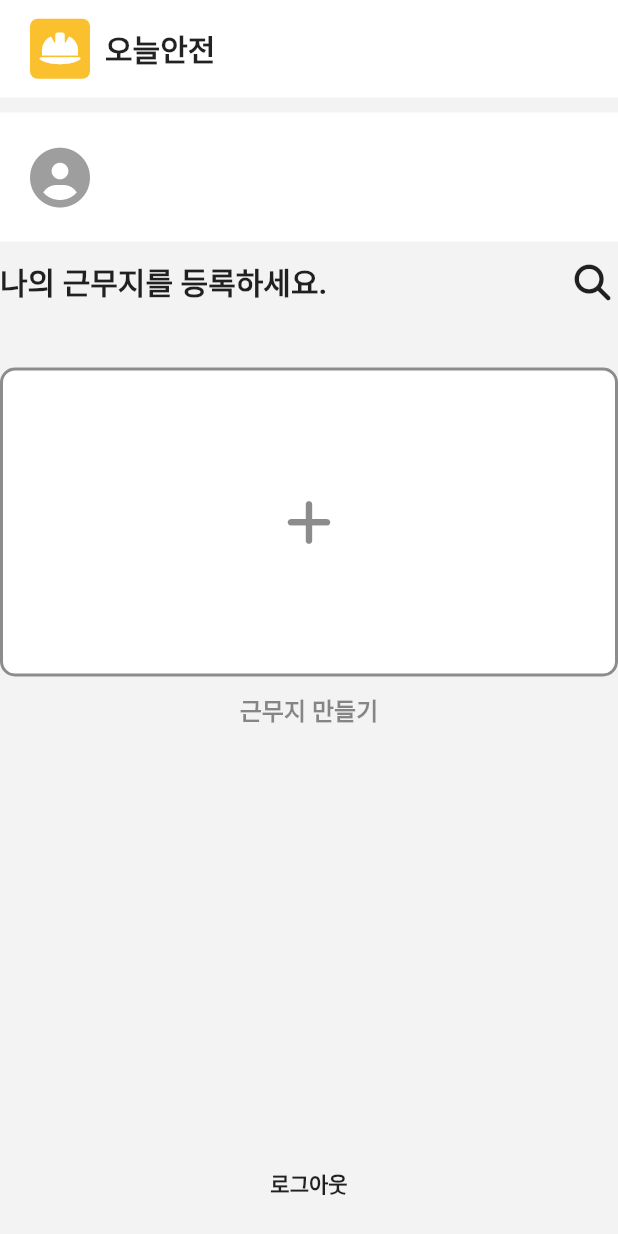
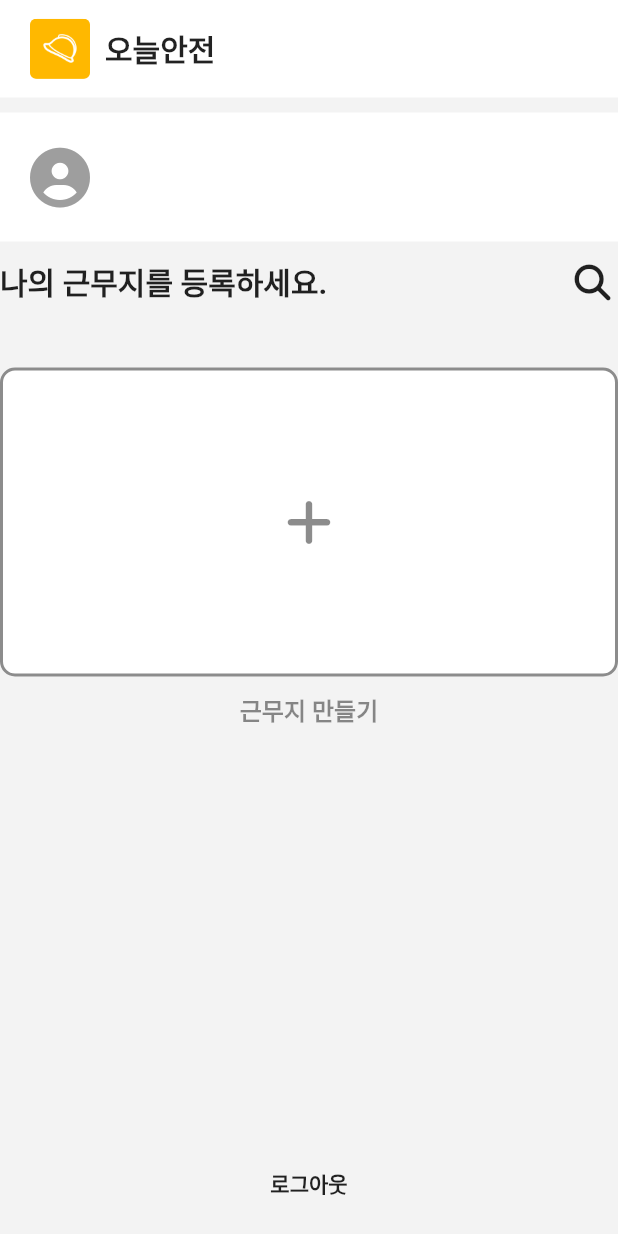
Before and after one commit to KimYongchan91/today_safety, a Flutter app: the RouteLogin screen opened by its route, on a phone screen of 412 x 824 dp. Run offline on Flutter 3.47's test engine with Material 2 defaults, Android fonts, the phone set to English and light mode, and no system bars; our stand-ins replace animated_bottom_navigation_bar, animated_text_kit, cached_network_image, camera, cloud_firestore, cloud_functions and 26 more; missing offline and left inert: algolia, app_settings, chaleno, dart_geohash, easy_image_viewer, flutter_inappwebview and 5 more; accounts and stored records are empty; network calls fail.

Commit message:
set app icon

```diff
--- a/lib/const/value/fcm.dart
+++ b/lib/const/value/fcm.dart
@@ -9,5 +9,5 @@ const AndroidNotificationChannel channelNoticeNew = AndroidNotificationChannel(
 
 //로컬 노티 세팅값
 const InitializationSettings initializationSettings = InitializationSettings(
-  android: AndroidInitializationSettings("sample_app_icon_fcm_230625"),
+  android: AndroidInitializationSettings("app_logo_128"),
 );
--- a/lib/ui/route/route_site_detail.dart
+++ b/lib/ui/route/route_site_detail.dart
@@ -328,7 +328,7 @@ class _RouteSiteDetailState extends State<RouteSiteDetail> with SingleTickerProv
                   child: Row(
                     children: [
                       const Text(
-                        '안전점검 체크리스트',
+                        '팀',
                         style: CustomTextStyle.normalGreyBold(),
                       ),
                       const Spacer(),
--- a/lib/ui/screen/screen_login_profile.dart
+++ b/lib/ui/screen/screen_login_profile.dart
@@ -33,7 +33,7 @@ class _ScreenLoginProfileState extends State<ScreenLoginProfile> {
     return Column(
       children: [
         ///앱바 영역
-        WidgetAppBar(),
+        const WidgetAppBar(),
 
         ///로그인 정보
         Container(
@@ -193,7 +193,7 @@ class _ScreenLoginProfileState extends State<ScreenLoginProfile> {
                         children: [
                           ///근무지 로고 이미지
                           ClipRRect(
-                      borderRadius: BorderRadius.circular(100),
+                            borderRadius: BorderRadius.circular(100),
                             //borderRadius: BorderRadius.circular(20),
                             child: CachedNetworkImage(
                               imageUrl: widget.providerUser.modelSiteMy!.urlLogoImage,
@@ -203,7 +203,9 @@ class _ScreenLoginProfileState extends State<ScreenLoginProfile> {
                             ),
                           ),
 
-                          const SizedBox(width: 10,),
+                          const SizedBox(
+                            width: 10,
+                          ),
                           Expanded(
                             child: Column(
                               crossAxisAlignment: CrossAxisAlignment.start,
@@ -219,16 +221,18 @@ class _ScreenLoginProfileState extends State<ScreenLoginProfile> {
                                 ),
 
                                 ///주소
-                                const Row(
+                                Row(
                                   children: [
-                                    FaIcon(
+                                    const FaIcon(
                                       FontAwesomeIcons.locationDot,
                                       size: 16,
                                     ),
-                                    SizedBox(
+                                    const SizedBox(
                                       width: 5,
                                     ),
-                                    Text('서울시 은평구 불광동 32번 가길'),
+                                    Text(
+                                        '${widget.providerUser.modelSiteMy!.modelLocation.si} ${widget.providerUser.modelSiteMy!.modelLocation.gu}'
+                                            ' ${widget.providerUser.modelSiteMy!.modelLocation.dong}'),
                                   ],
                                 ),
                               ],
--- a/lib/ui/widget/widget_app_bar.dart
+++ b/lib/ui/widget/widget_app_bar.dart
@@ -5,7 +5,8 @@ import 'package:get/get.dart';
 import '../route/test/route_test.dart';
 
 class WidgetAppBar extends StatelessWidget {
-  const WidgetAppBar({Key? key}) : super(key: key);
+  final Color colorBackground;
+  const WidgetAppBar({this.colorBackground = Colors.white, Key? key}) : super(key: key);
 
   @override
   Widget build(BuildContext context) {
@@ -13,7 +14,7 @@ class WidgetAppBar extends StatelessWidget {
       padding: const EdgeInsets.symmetric(horizontal: 20),
       width: MediaQuery.of(context).size.width,
       height: 65,
-      color: Colors.white,
+      color: colorBackground,
       child: Row(
         children: [
           ///아이콘
@@ -21,6 +22,8 @@ class WidgetAppBar extends StatelessWidget {
             onTap: () {
               Get.to(() => const RouteTest());
             },
+            child: ClipRRect(
+              borderRadius: BorderRadius.circular(4),
               child: Container(
                 alignment: Alignment.center,
                 width: 40,
@@ -29,9 +32,7 @@ class WidgetAppBar extends StatelessWidget {
                   color: Colors.yellow.shade700,
                   borderRadius: BorderRadius.circular(5),
                 ),
-              child: const FaIcon(
-                FontAwesomeIcons.helmetSafety,
-                color: Colors.white,
+                child:Image.asset('assets/images/logo/app_logo_720.png',width: 40,height: 40,),
               ),
             ),
           ),
```
Also changed, not shown: lib/ui/route/route_check_list_new.dart (+17 -6 lines), lib/ui/screen/screen_login_login.dart (+9 -16 lines), lib/ui/screen/screen_main_check.dart (+14 -3 lines), assets/images/logo/app_logo_720.png (added), 21 other files. Lines whose indentation alone changed are shown as unchanged.
